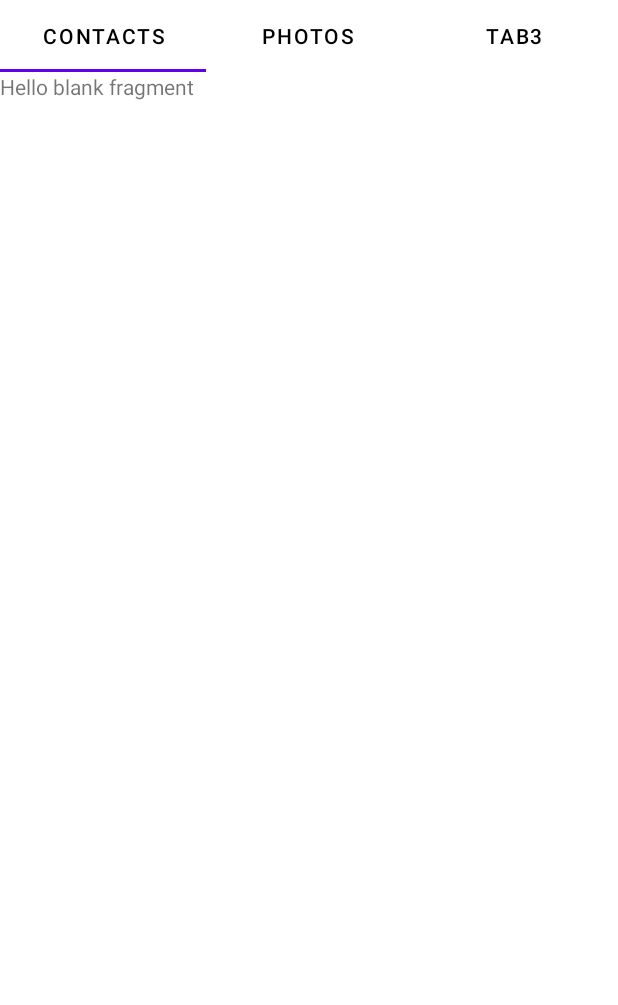
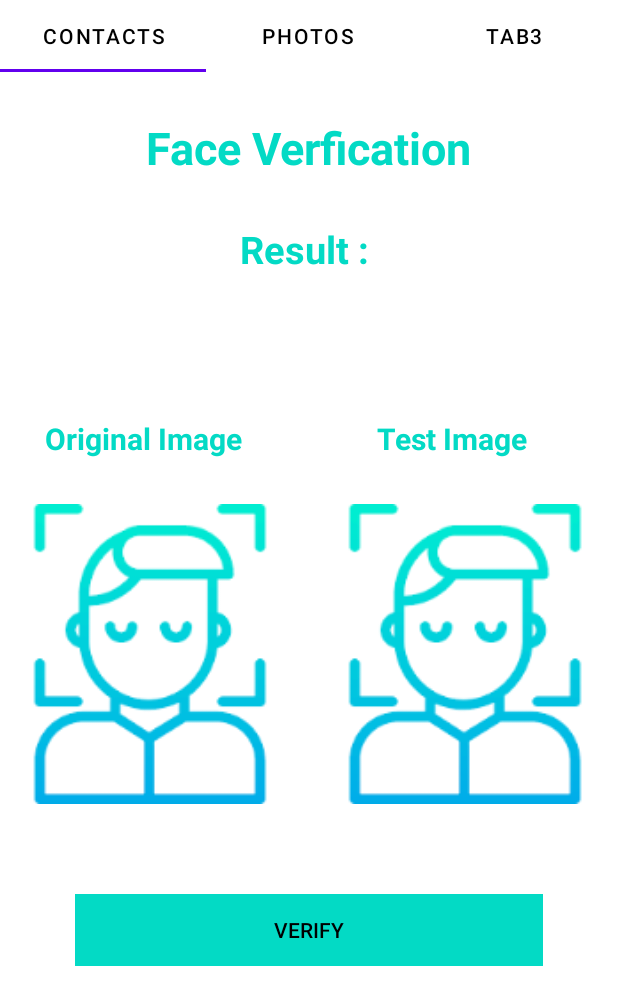
Before and after one commit to rlaehdwn9097/MadcampWeek2, an Android app: the fragment Fragment3 placed in its activity, on a phone screen of 412 x 824 dp. Shown: the top 1005 px of the screen. Run offline under Robolectric (Android 15) with nearby library versions, the phone set to English and light mode, and no system bars; our stand-ins replace Firebase (no records; nobody signed in at launch, a user with empty details on screens opened directly); libraries missing offline, so code that uses them is left out: com.google.mlkit.vision, org.tensorflow.lite; pictures from the network do not load; 1 statement that could not run was skipped.

Commit message:
초기 완성

```diff
--- a/app/src/main/AndroidManifest.xml
+++ b/app/src/main/AndroidManifest.xml
@@ -15,8 +15,6 @@
     <uses-permission android:name="android.permission.CAMERA" />
     <uses-permission android:name="android.permission.READ_EXTERNAL_STORAGE" />
     <uses-permission android:name="android.permission.WRITE_EXTERNAL_STORAGE" />
-    <uses-feature android:name="android.hardware.camera" />
-    <uses-feature android:name="android.hardware.camera.autofocus"/>
 
     <application
         android:allowBackup="true"
--- a/app/src/main/java/com/example/madcampweek2/Fragment1.java
+++ b/app/src/main/java/com/example/madcampweek2/Fragment1.java
@@ -3,12 +3,15 @@ package com.example.madcampweek2;
 import android.animation.ObjectAnimator;
 import android.app.AlertDialog;
 import android.content.Intent;
+import android.net.Uri;
 import android.os.Build;
 import android.os.Bundle;
 
 import androidx.annotation.RequiresApi;
 import androidx.fragment.app.Fragment;
 
+import android.os.Handler;
+import android.os.Looper;
 import android.util.Log;
 import android.view.LayoutInflater;
 import android.view.View;
@@ -18,6 +21,8 @@ import android.widget.ArrayAdapter;
 import android.widget.Button;
 import android.widget.EditText;
 import android.widget.ListView;
+import android.widget.SearchView;
+import android.widget.SimpleAdapter;
 import android.widget.TextView;
 import android.widget.Toast;
 
@@ -29,8 +34,11 @@ import org.json.JSONException;
 import org.json.JSONObject;
 
 import java.lang.reflect.Array;
+import java.sql.Time;
 import java.util.ArrayList;
 import java.util.List;
+import java.util.Timer;
+import java.util.TimerTask;
 
 import retrofit2.Call;
 import retrofit2.Callback;
@@ -47,7 +55,9 @@ public class Fragment1 extends Fragment implements View.OnClickListener {
     private View rootView;
     private FloatingActionButton fab;
     private FloatingActionButton itemFab;
+    private FloatingActionButton refreshFab;
     private ListView listView;
+    private SearchView searchView;
     private ArrayList<String> names = new ArrayList<String>();
     private ContactList contactList = ContactList.getInstance();
     private String name;
@@ -55,9 +65,8 @@ public class Fragment1 extends Fragment implements View.OnClickListener {
     private String number;
     private String email;
     private FirebaseUser firebaseUser;
-    private ArrayAdapter<String> listViewAdapter;
-
-
+    //private ListViewAdapter listViewAdapter;
+    private ArrayAdapter<String > listViewAdapter;
 
     public Fragment1() {
         // Required empty public constructor
@@ -68,30 +77,42 @@ public class Fragment1 extends Fragment implements View.OnClickListener {
     public View onCreateView(LayoutInflater inflater, ViewGroup container,
                              Bundle savedInstanceState) {
         // Inflate the layout for this fragment
-        if (savedInstanceState != null) {
-            String uid = getArguments().getString("uid");
-            Toast.makeText(getContext(), "uid = " + uid, Toast.LENGTH_SHORT).show();
-        }
 
         rootView = inflater.inflate(R.layout.fragment_1, container, false);
         fab = (FloatingActionButton) rootView.findViewById(R.id.mainFab);
         itemFab = (FloatingActionButton) rootView.findViewById(R.id.insertfab);
+        refreshFab = (FloatingActionButton) rootView.findViewById(R.id.refreshfab);
 
         firebaseUser = FirebaseAuth.getInstance().getCurrentUser();
         userid = firebaseUser.getUid();
 
+
         fab.setOnClickListener(this);
         itemFab.setOnClickListener(this);
+        refreshFab.setOnClickListener(this);
 
         getNames(names);
 
         listView = (ListView) rootView.findViewById(R.id.f1_listview);
+        //searchView = (SearchView) rootView.findViewById(R.id.search_bar);
 
         listViewAdapter = new ArrayAdapter<String>(
                 getActivity(),
                 android.R.layout.simple_list_item_1,
                 names
         );
+
+/*
+
+        listViewAdapter = new ListViewAdapter(
+                getActivity(),
+                android.R.layout.simple_list_item_1,
+                ContactList.getContactList()
+        );
+
+ */
+
+
 
         listView.setAdapter(listViewAdapter);
 
@@ -101,27 +122,55 @@ public class Fragment1 extends Fragment implements View.OnClickListener {
                 name = contactList.get(position).getName();
                 number = contactList.get(position).getNumber();
                 email = contactList.get(position).getEmail();
+
                 show(position, false);
             }
         });
 
+
+        /*
+        searchView.setOnQueryTextListener(new SearchView.OnQueryTextListener() {
+            @Override
+            public boolean onQueryTextSubmit(String query) {
+                listViewAdapter.getFilter().filter(query);
+                //refreshFragment();
+                getNames(names);
+                return false;
+            }
+
+            @Override
+            public boolean onQueryTextChange(String newText) {
+                listViewAdapter.getFilter().filter(newText);
+                //ment();
+                getNames(names);
+                return false;
+            }
+        });
+
+         */
+
+
         return rootView;
     }
-
 
     @Override
     public void onClick(View v) {
         switch (v.getId()){
+
+            case R.id.refreshfab:
+                refreshFragment();
+                break;
+
             case R.id.mainFab:
 
                 if(!isOpen){
-                    //ObjectAnimator.ofFloat(itemFab, "translationY", -400f).start();
                     ObjectAnimator.ofFloat(itemFab, "translationY", -200f).start();
+                    ObjectAnimator.ofFloat(refreshFab, "translationY", -400f).start();
                     isOpen = true;
                 }
                 else{
-                    //ObjectAnimator.ofFloat(itemFab, "translationY", 0f).start();
                     ObjectAnimator.ofFloat(itemFab, "translationY", 0f).start();
+                    ObjectAnimator.ofFloat(refreshFab, "translationY", 0f).start();
                     isOpen = false;
                 }
                 break;
@@ -153,6 +202,10 @@ public class Fragment1 extends Fragment implements View.OnClickListener {
             numberText.setText(number);
             emailText.setText(email);
 
+            AlertDialog dialog = builder.create();
+
+            dialog.show();
+
             confirm.setOnClickListener(new View.OnClickListener() {
                 @Override
                 public void onClick(View v) {
@@ -165,6 +218,10 @@ public class Fragment1 extends Fragment implements View.OnClickListener {
                     Contact obj = new Contact(0, userid, name, number, email);
                     PUD pud = new PUD();
                     pud.updateContact(id, obj, listViewAdapter);
+                    getNames(names);
+
+                    refreshFragment();
+                    dialog.dismiss();
                 }
             });
 
@@ -174,19 +231,23 @@ public class Fragment1 extends Fragment implements View.OnClickListener {
                     int id = ContactList.get(position).getId();
                     PUD pud = new PUD();
                     pud.deleteContact(id, listViewAdapter);
+                    getNames(names);
+
+                    refreshFragment();
+                    dialog.dismiss();
                 }
             });
 
             call.setOnClickListener(new View.OnClickListener() {
                 @Override
                 public void onClick(View v) {
-
+                    Intent intent = new Intent(Intent.ACTION_DIAL, Uri.fromParts("tel", number = numberText.getText().toString(), null));
+                    startActivity(intent);
+                    dialog.dismiss();
                 }
             });
 
-            AlertDialog dialog = builder.create();
 
-            dialog.show();
         } else {
             AlertDialog.Builder builder = new AlertDialog.Builder(getActivity());
             LayoutInflater inflater = getLayoutInflater();
@@ -199,7 +260,9 @@ public class Fragment1 extends Fragment implements View.OnClickListener {
 
             final Button confirm = view.findViewById(R.id.confirm_button);
             final Button delete = view.findViewById(R.id.delete_button);
+            delete.setVisibility(View.GONE);
             final Button call = view.findViewById(R.id.call_button);
+            call.setVisibility(View.GONE);
 
             name = "";
             number = "";
@@ -217,8 +280,6 @@ public class Fragment1 extends Fragment implements View.OnClickListener {
                 public void onClick(View v) {
                     //int id = ContactList.get(position).getId();
 
-                    Toast.makeText(getContext(), userid, Toast.LENGTH_SHORT).show();
-
                     name = nameText.getText().toString();
                     number = numberText.getText().toString();
                     email = emailText.getText().toString();
@@ -227,13 +288,11 @@ public class Fragment1 extends Fragment implements View.OnClickListener {
                     PUD pud = new PUD();
                     pud.postContact(obj, listViewAdapter);
 
-                    getFragmentManager()
-                            .beginTransaction()
-                            .detach(Fragment1.this)
-                            .attach(Fragment1.this)
-                            .commit();
+                    refreshFragment();
 
                     dialog.dismiss();
+
+                    getNames(names);
                 }
             });
 
@@ -250,13 +309,12 @@ public class Fragment1 extends Fragment implements View.OnClickListener {
 
                 }
             });
-
-
-
         }
     }
 
+
     public void getNames(ArrayList<String> names) {
+
         JsonPlaceHolderAPI mAPI = NetRetrofit.getInstance().getService();
 
         Call<List<Contact>> getCall = mAPI.getContacts();
@@ -272,7 +330,8 @@ public class Fragment1 extends Fragment implements View.OnClickListener {
                         if (contact.getUserid().equals(userid)) {
                             names.add(contact.getName());
                             contactList.add(contact);
-                            //contactList.sort1();
+                            names.sort(String::compareTo);
+                            contactList.sort1();
                         }
                     }
                     listViewAdapter.notifyDataSetChanged();
@@ -286,4 +345,19 @@ public class Fragment1 extends Fragment implements View.OnClickListener {
             }
         });
     }
+
+    public void refreshFragment() {
+        Toast.makeText(getContext(), "Fragment being refreshed.", Toast.LENGTH_SHORT).show();
+        final Handler handler = new Handler (Looper.getMainLooper());
+        handler.postDelayed(new Runnable() {
+            @Override
+            public void run() {
+                getFragmentManager()
+                        .beginTransaction()
+                        .detach(Fragment1.this)
+                        .attach(Fragment1.this)
+                        .commit();
+            }
+        }, 1000);
+    }
 }
--- a/app/src/main/java/com/example/madcampweek2/Fragment3.java
+++ b/app/src/main/java/com/example/madcampweek2/Fragment3.java
@@ -7,11 +7,69 @@ import androidx.fragment.app.Fragment;
 import android.view.LayoutInflater;
 import android.view.View;
 import android.view.ViewGroup;
+import androidx.annotation.NonNull;
+import androidx.annotation.Nullable;
+import androidx.appcompat.app.AppCompatActivity;
 
+import android.app.Activity;
+import android.content.Intent;
+import android.content.res.AssetFileDescriptor;
+import android.graphics.Bitmap;
+import android.graphics.Canvas;
+import android.graphics.Rect;
+import android.net.Uri;
+import android.os.Bundle;
+import android.provider.MediaStore;
+import android.view.View;
+import android.widget.Button;
+import android.widget.ImageView;
+import android.widget.TextView;
+import android.widget.Toast;
+
+import com.google.android.gms.tasks.OnFailureListener;
+import com.google.android.gms.tasks.OnSuccessListener;
+import com.google.mlkit.vision.common.InputImage;
+import com.google.mlkit.vision.face.Face;
+import com.google.mlkit.vision.face.FaceDetection;
+import com.google.mlkit.vision.face.FaceDetector;
+import com.google.mlkit.vision.face.FaceDetectorOptions;
+
+import org.tensorflow.lite.DataType;
+import org.tensorflow.lite.Interpreter;
+import org.tensorflow.lite.support.common.TensorOperator;
+import org.tensorflow.lite.support.common.ops.NormalizeOp;
+import org.tensorflow.lite.support.image.ImageProcessor;
+import org.tensorflow.lite.support.image.TensorImage;
+import org.tensorflow.lite.support.image.ops.ResizeOp;
+import org.tensorflow.lite.support.image.ops.ResizeWithCropOrPadOp;
+
+import java.io.FileInputStream;
+import java.io.IOException;
+import java.nio.MappedByteBuffer;
+import java.nio.channels.FileChannel;
+import java.util.List;
+
+import static android.app.Activity.RESULT_OK;
 
 public class Fragment3 extends Fragment {
 
+    protected Interpreter tflite;
+    private  int imageSizeX;
+    private  int imageSizeY;
 
+    private static final float IMAGE_MEAN = 0.0f;
+    private static final float IMAGE_STD = 1.0f;
+
+    public Bitmap oribitmap,testbitmap;
+    public static Bitmap cropped;
+    Uri imageuri;
+
+    ImageView oriImage,testImage;
+    Button buverify;
+    TextView result_text;
+
+    float[][] ori_embedding = new float[1][128];
+    float[][] test_embedding = new float[1][128];
 
     public Fragment3() {
         // Required empty public constructor
@@ -22,7 +80,176 @@ public class Fragment3 extends Fragment {
                              Bundle savedInstanceState) {
         // Inflate the layout for this fragment
         View rootView = inflater.inflate(R.layout.fragment_3, container, false);
-
+        initComponents(rootView);
         return rootView;
     }
+
+
+    private void initComponents(View rootView) {
+
+        oriImage=(ImageView) rootView.findViewById(R.id.image1);
+        testImage=(ImageView)rootView.findViewById(R.id.image2);
+        buverify=(Button)rootView.findViewById(R.id.verify);
+        result_text=(TextView)rootView.findViewById(R.id.result);
+
+        try{
+            tflite=new Interpreter(loadmodelfile(getActivity()));
+        }catch (Exception e) {
+            e.printStackTrace();
+        }
+
+        oriImage.setOnClickListener(new View.OnClickListener() {
+            @Override
+            public void onClick(View v) {
+                Intent intent=new Intent();
+                intent.setType("image/*");
+                intent.setAction(Intent.ACTION_GET_CONTENT);
+                startActivityForResult(Intent.createChooser(intent,"Select Picture"),12);
+            }
+        });
+
+        testImage.setOnClickListener(new View.OnClickListener() {
+            @Override
+            public void onClick(View v) {
+                Intent intent=new Intent();
+                intent.setType("image/*");
+                intent.setAction(Intent.ACTION_GET_CONTENT);
+                startActivityForResult(Intent.createChooser(intent,"Select Picture"),13);
+            }
+        });
+
+        buverify.setOnClickListener(new View.OnClickListener() {
+            @Override
+            public void onClick(View v) {
+
+                double distance=calculate_distance(ori_embedding,test_embedding);
+
+                if(distance<10.0)
+                    result_text.setText("Result : Same Faces");
+                else
+                    result_text.setText("Result : Different Faces");
+
+            }
+
+        });
+
+    }
+
+    private double calculate_distance(float[][] ori_embedding, float[][] test_embedding) {
+        double sum =0.0;
+        for(int i=0;i<128;i++){
+            sum=sum+Math.pow((ori_embedding[0][i]-test_embedding[0][i]),2.0);
+        }
+        return Math.sqrt(sum);
+    }
+
+    private TensorImage loadImage(final Bitmap bitmap, TensorImage inputImageBuffer ) {
+        // Loads bitmap into a TensorImage.
+        inputImageBuffer.load(bitmap);
+
+        // Creates processor for the TensorImage.
+        int cropSize = Math.min(bitmap.getWidth(), bitmap.getHeight());
+        // TODO(b/143564309): Fuse ops inside ImageProcessor.
+        ImageProcessor imageProcessor =
+                new ImageProcessor.Builder()
+                        .add(new ResizeWithCropOrPadOp(cropSize, cropSize))
+                        .add(new ResizeOp(imageSizeX, imageSizeY, ResizeOp.ResizeMethod.NEAREST_NEIGHBOR))
+                        .add(getPreprocessNormalizeOp())
+                        .build();
+        return imageProcessor.process(inputImageBuffer);
+    }
+
+    private MappedByteBuffer loadmodelfile(Activity activity) throws IOException {
+        AssetFileDescriptor fileDescriptor=activity.getAssets().openFd("Qfacenet.tflite");
+        FileInputStream inputStream=new FileInputStream(fileDescriptor.getFileDescriptor());
+        FileChannel fileChannel=inputStream.getChannel();
+        long startoffset = fileDescriptor.getStartOffset();
+        long declaredLength=fileDescriptor.getDeclaredLength();
+        return fileChannel.map(FileChannel.MapMode.READ_ONLY,startoffset,declaredLength);
+    }
+
+    private TensorOperator getPreprocessNormalizeOp() {
+        return new NormalizeOp(IMAGE_MEAN, IMAGE_STD);
+    }
+
+    @Override
+    public void onActivityResult(int requestCode, int resultCode, @Nullable Intent data) {
+        super.onActivityResult(requestCode, resultCode, data);
+
+        if(requestCode==12 && resultCode==RESULT_OK && data!=null) {
+            imageuri = data.getData();
+            try {
+                oribitmap = MediaStore.Images.Media.getBitmap(getActivity().getApplicationContext().getContentResolver(), imageuri);
+                oriImage.setImageBitmap(oribitmap);
+                face_detector(oribitmap,"original");
+            } catch (IOException e) {
+                e.printStackTrace();
+            }
+        }
+
+        if(requestCode==13 && resultCode==RESULT_OK && data!=null) {
+            imageuri = data.getData();
+            try {
+                testbitmap = MediaStore.Images.Media.getBitmap(getActivity().getApplicationContext().getContentResolver(), imageuri);
+                testImage.setImageBitmap(testbitmap);
+                face_detector(testbitmap,"test");
+            } catch (IOException e) {
+                e.printStackTrace();
+            }
+        }
+    }
+
+    public void face_detector(final Bitmap bitmap, final String imagetype){
+
+        final InputImage image = InputImage.fromBitmap(bitmap,0);
+        FaceDetector detector = FaceDetection.getClient();
+        detector.process(image)
+                .addOnSuccessListener(
+                        new OnSuccessListener<List<Face>>() {
+                            @Override
+                            public void onSuccess(List<Face> faces) {
+                                // Task completed successfully
+                                for (Face face : faces) {
+                                    Rect bounds = face.getBoundingBox();
+                                    cropped = Bitmap.createBitmap(bitmap, bounds.left, bounds.top, bounds.width(), bounds.height());
+                                    get_embaddings(cropped,imagetype);
+                                }
+                            }
+
+                        })
+                .addOnFailureListener(
+                        new OnFailureListener() {
+                            @Override
+                            public void onFailure(@NonNull Exception e) {
+                                // Task failed with an exception
+                                Toast.makeText(getContext(),e.getMessage(),Toast.LENGTH_LONG).show();
+                            }
+                        });
+    }
+
+    public void get_embaddings(Bitmap bitmap,String imagetype){
+
+        TensorImage inputImageBuffer;
+        float[][] embedding = new float[1][128];
+
+        int imageTensorIndex = 0;
+        int[] imageShape = tflite.getInputTensor(imageTensorIndex).shape(); // {1, height, width, 3}
+        imageSizeY = imageShape[1];
+        imageSizeX = imageShape[2];
+        DataType imageDataType = tflite.getInputTensor(imageTensorIndex).dataType();
+
+        inputImageBuffer = new TensorImage(imageDataType);
+
+        inputImageBuffer = loadImage(bitmap,inputImageBuffer);
+
+        tflite.run(inputImageBuffer.getBuffer(),embedding);
+
+        if(imagetype.equals("original"))
+            ori_embedding=embedding;
+        else if (imagetype.equals("test"))
+            test_embedding=embedding;
+    }
+
+
+
 }
--- a/app/src/main/res/layout/fragment_3.xml
+++ b/app/src/main/res/layout/fragment_3.xml
@@ -5,11 +5,94 @@
     android:layout_height="match_parent"
     tools:context=".Fragment3">
 
+    <RelativeLayout
+        android:layout_height="match_parent"
+        android:layout_width="match_parent"
+        >
 
-    <!-- TODO: Update blank fragment layout -->
-    <TextView
-        android:layout_width="match_parent"
-        android:layout_height="match_parent"
-        android:text="@string/hello_blank_fragment" />
+        <TextView
+            android:layout_width="wrap_content"
+            android:layout_height="wrap_content"
+            android:layout_centerHorizontal="true"
+            android:id="@+id/title"
+            android:text="Face Verfication"
+            android:textColor="@color/colorAccent"
+            android:layout_marginTop="30dp"
+            android:textSize="30dp"
+            android:textStyle="bold"/>
+        <TextView
+            android:layout_width="wrap_content"
+            android:layout_height="wrap_content"
+            android:id="@+id/result"
+            android:layout_centerHorizontal="true"
+            android:layout_below="@+id/title"
+            android:text="Result : "
+            android:textColor="@color/colorAccent"
+            android:layout_marginTop="30dp"
+            android:textSize="25dp"
+            android:textStyle="bold"/>
+        <LinearLayout
+            android:layout_width="wrap_content"
+            android:layout_height="wrap_content"
+            android:orientation="horizontal"
+            android:layout_above="@+id/llay">
+
+            <TextView
+                android:layout_width="wrap_content"
+                android:layout_height="wrap_content"
+                android:text="Original Image"
+                android:textColor="@color/colorAccent"
+                android:textStyle="bold"
+                android:layout_marginBottom="20dp"
+                android:layout_marginStart="30dp"
+                android:textSize="20dp"
+                android:layout_marginLeft="30dp" />
+            <TextView
+                android:layout_width="wrap_content"
+                android:layout_height="wrap_content"
+                android:text="Test Image"
+                android:textColor="@color/colorAccent"
+                android:layout_marginBottom="20dp"
+                android:textStyle="bold"
+                android:layout_marginStart="90dp"
+                android:textSize="20dp"/>
+        </LinearLayout>
+
+        <LinearLayout
+            android:layout_width="wrap_content"
+            android:layout_height="wrap_content"
+            android:id="@+id/llay"
+            android:layout_centerVertical="true">
+
+            <ImageView
+                android:layout_width="200dp"
+                android:layout_height="200dp"
+                android:layout_gravity="center_vertical"
+                android:src="@drawable/download"
+                android:id="@+id/image1">
+            </ImageView>
+
+            <ImageView
+                android:layout_width="200dp"
+                android:layout_height="200dp"
+                android:layout_margin="10dp"
+                android:src="@drawable/download"
+                android:layout_gravity="center_vertical"
+                android:id="@+id/image2"/>
+
+        </LinearLayout>
+
+        <Button
+            android:layout_width="match_parent"
+            android:layout_height="wrap_content"
+            android:id="@+id/verify"
+            android:layout_below="@+id/llay"
+            android:text="verify"
+            android:layout_margin="50dp"
+            android:textColor="#000"
+            android:background="@color/colorAccent"
+            android:layout_centerHorizontal="true"/>
+
+    </RelativeLayout>
 
 </FrameLayout>
--- a/app/src/main/res/values/colors.xml
+++ b/app/src/main/res/values/colors.xml
@@ -1,5 +1,10 @@
 <?xml version="1.0" encoding="utf-8"?>
 <resources>
+
+    <color name="colorPrimary">#6200EE</color>
+    <color name="colorPrimaryDark">#3700B3</color>
+    <color name="colorAccent">#03DAC5</color>
+
     <color name="purple_200">#FFBB86FC</color>
     <color name="purple_500">#FF6200EE</color>
     <color name="purple_700">#FF3700B3</color>
```
Also changed, not shown: app/build.gradle (+9 -3 lines), app/src/main/res/drawable-xhdpi/ic_baseline_refresh_24.xml (added, +10 -0 lines), app/src/main/res/layout/fragment_1.xml (+27 -7 lines), app/src/main/res/drawable-xhdpi/download.png (added), 1 other file.
